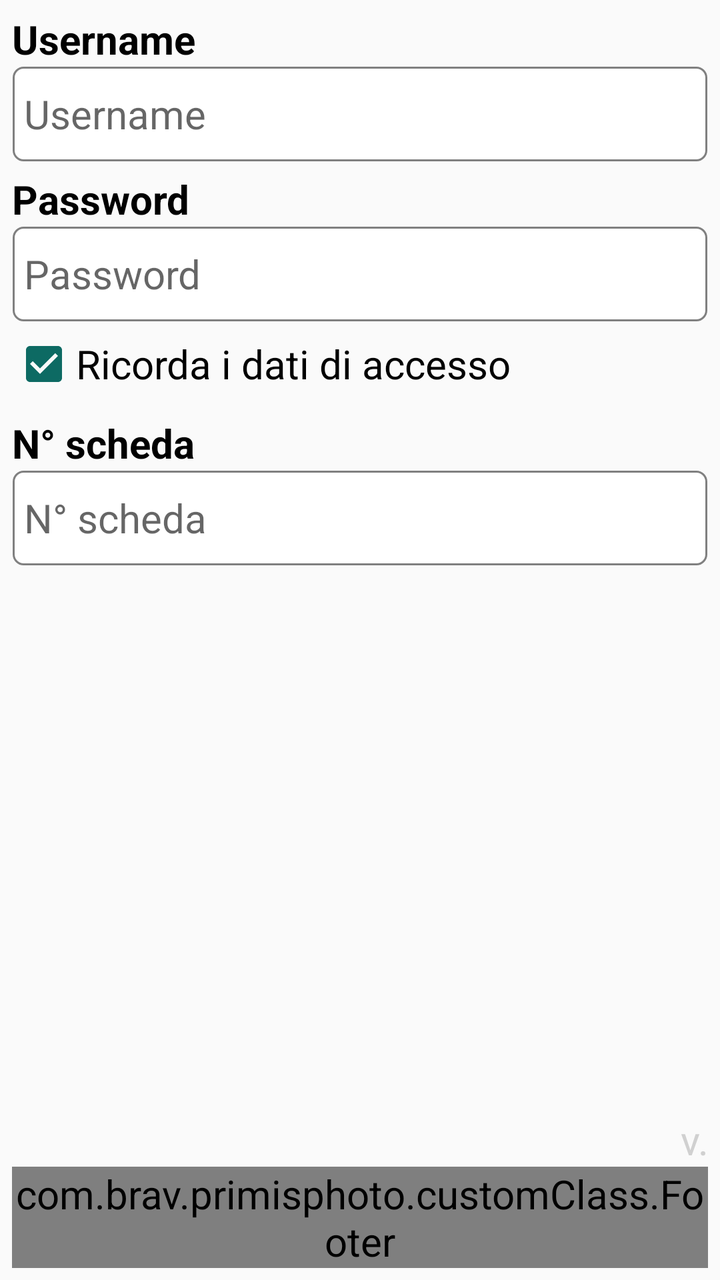
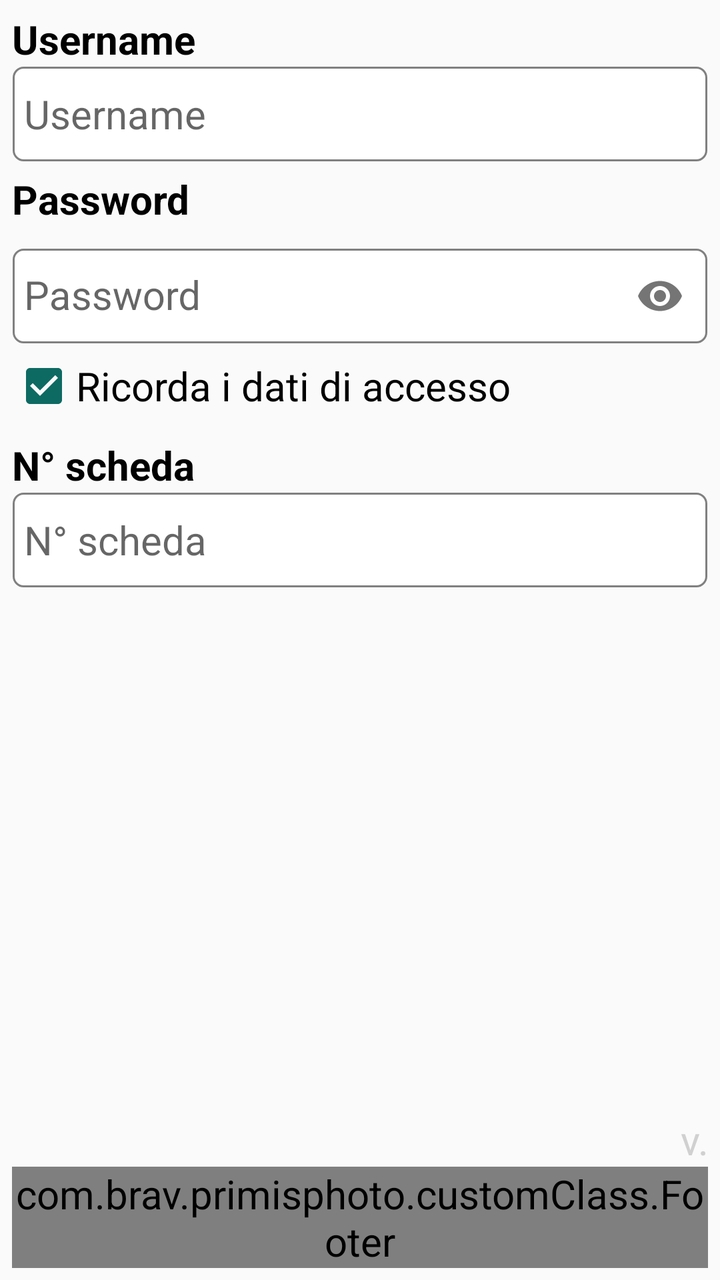

Two renders of the same Android screen: before a commit and after it. Below are the layout's source before the change and the commit's diff.
<!-- AndroidManifest.xml: application theme AppTheme -->
<!-- res/layout/activity_login.xml -->
<?xml version="1.0" encoding="utf-8"?>
<LinearLayout
    xmlns:android="http://schemas.android.com/apk/res/android"
    xmlns:primisphoto="http://schemas.android.com/apk/res-auto"
    xmlns:tools="http://schemas.android.com/tools"
    android:layout_width="match_parent"
    android:layout_height="match_parent"
    android:orientation="vertical"
    tools:context="com.brav.primisphoto.Login"
    android:paddingTop="@dimen/general_padding"
    android:paddingLeft="@dimen/general_padding"
    android:paddingRight="@dimen/general_padding">
    <LinearLayout
        android:orientation="vertical"
        android:layout_width="match_parent"
        android:layout_height="0dp"
        android:layout_weight="1">
        <TextView
            style="@style/TextBold"
            android:layout_width="wrap_content"
            android:layout_height="wrap_content"
            android:text="@string/username"/>

        <EditText
            android:id="@+id/edt_username"
            android:layout_width="match_parent"
            android:layout_height="wrap_content"
            android:hint="@string/username"
            android:layout_marginBottom="@dimen/interline_big"/>

        <TextView
            style="@style/TextBold"
            android:layout_width="wrap_content"
            android:layout_height="wrap_content"
            android:text="@string/password"/>

        <EditText
            android:id="@+id/edt_password"
            android:layout_width="match_parent"
            android:layout_height="wrap_content"
            android:hint="@string/password"
            android:inputType="textPassword"
            android:layout_marginBottom="@dimen/interline_big"/>

        <CheckBox
            android:id="@+id/remember"
            android:layout_width="match_parent"
            android:layout_height="wrap_content"
            android:layout_marginBottom="@dimen/interline_biggest"
            android:checked="true"
            android:text="@string/save_credential"/>

        <TextView
            style="@style/TextBold"
            android:layout_width="wrap_content"
            android:layout_height="wrap_content"
            android:text="@string/n_scheda"/>

        <EditText
            android:id="@+id/edt_n_scheda"
            android:layout_width="match_parent"
            android:layout_height="wrap_content"
            android:inputType="textNoSuggestions"
            android:hint="@string/n_scheda"
            android:layout_marginBottom="@dimen/interline_big"/>
        </LinearLayout>

    <TextView
        android:textColor="@color/btn_gray_disable"
        android:gravity="right"
        android:layout_width="match_parent"
        android:layout_height="wrap_content"
        android:text="v."
        android:id="@+id/txtVersione"/>

    <com.brav.primisphoto.customClass.Footer
        primisphoto:textBtn="@string/start"
        primisphoto:onClickButton="onClickNext"
        android:layout_marginBottom="@dimen/general_padding"
        android:layout_width="match_parent"
        android:layout_height="wrap_content"/>

</LinearLayout>
<!-- resources referenced by this layout -->
<resources>
  <color name="btn_gray_disable">#d0d0d0</color>
  <dimen name="general_padding">6dp</dimen>
  <dimen name="interline_big">5dp</dimen>
  <dimen name="interline_biggest">10dp</dimen>
  <string name="n_scheda">N° scheda</string>
  <string name="password">Password</string>
  <string name="save_credential">Ricorda i dati di accesso</string>
  <string name="start">Inizia</string>
  <string name="username">Username</string>
  <style name="TextBold" parent="@android:style/Widget.TextView">
          <item name="android:textSize">@dimen/txt_font_size</item>
          <item name="android:textStyle">bold</item>
      </style>
  <dimen name="txt_font_size">20dp</dimen>
  <color name="colorPrimary">#12968D</color>
  <color name="colorPrimaryDark">#0D6A63</color>
  <color name="colorAccent">#0D6A63</color>
  <style name="EditText" parent="@android:style/Widget.EditText">
          <item name="android:textSize">@dimen/txt_font_size</item>
          <item name="android:singleLine">true</item>
          
          <item name="android:minHeight">@dimen/edt_height</item>
          <item name="android:popupBackground">@null</item>
          <item name="android:background">@drawable/bg_text_area</item>
      </style>
  <style name="TextView" parent="@android:style/Widget.TextView">
          <item name="android:textSize">@dimen/txt_font_size</item>
          <item name="android:textColor">@color/black</item>
      </style>
  <style name="CheckBox" parent="@android:style/Widget.CompoundButton.CheckBox"> 
          <item name="android:textSize">@dimen/txt_font_size</item>
          <item name="android:textAppearance">@android:style/TextAppearance.Small</item>
          
          <item name="android:textColor">@color/black</item>
      </style>
  <style name="AlertDialogTheme" parent="Theme.AppCompat.Light.Dialog.Alert">
          <item name="colorPrimary">@color/colorPrimary</item>
          <item name="colorPrimaryDark">@color/colorPrimaryDark</item>
          <item name="colorAccent">@color/colorAccent</item>
      </style>
  <color name="black_shadow">#0a0a0a</color>
  <dimen name="btn_height">48dp</dimen>
  <dimen name="edt_height">48dp</dimen>
  <color name="black">#000</color>
  <!-- drawable btn_blu_premuto (drawable) -->
  <?xml version="1.0" encoding="utf-8"?>
  <layer-list xmlns:android="http://schemas.android.com/apk/res/android">
      <item
          android:bottom="@dimen/margin_button"
          android:left="@dimen/margin_button"
          android:right="@dimen/margin_button"
          android:top="@dimen/margin_button">
          <shape android:shape="rectangle">
  
  
              <solid android:color="@color/blue_scuro"/>
              
              <corners android:radius="@dimen/radius"/>
              
          </shape>
      </item>
  </layer-list>
  <!-- drawable btn_blue_default (drawable) -->
  <?xml version="1.0" encoding="utf-8"?>
  <layer-list xmlns:android="http://schemas.android.com/apk/res/android">
      <item
          android:bottom="@dimen/margin_button"
          android:left="@dimen/margin_button"
          android:right="@dimen/margin_button"
          android:top="@dimen/margin_button">
          <shape android:shape="rectangle">
  
              <solid android:color="@color/blue_btn"/>
              
              <corners android:radius="@dimen/radius"/>
              
          </shape>
      </item>
  </layer-list>
  <dimen name="margin_button">1px</dimen>
  <color name="blue_scuro">@color/colorPrimaryDark</color>
  <dimen name="radius">5dp</dimen>
  <color name="blue_btn">@color/colorPrimary</color>
  <!-- unchanged entries left out for length: 5 -->
</resources>

<!-- the commit's change to res/layout/activity_login.xml (unified diff, before → after) -->
@@ -3,6 +3,7 @@
     xmlns:android="http://schemas.android.com/apk/res/android"
     xmlns:primisphoto="http://schemas.android.com/apk/res-auto"
     xmlns:tools="http://schemas.android.com/tools"
+    xmlns:app="http://schemas.android.com/apk/res-auto"
     android:layout_width="match_parent"
     android:layout_height="match_parent"
     android:orientation="vertical"
@@ -34,13 +35,22 @@
             android:layout_height="wrap_content"
             android:text="@string/password"/>
 
-        <EditText
-            android:id="@+id/edt_password"
+        
+
+        <com.google.android.material.textfield.TextInputLayout
+            android:id="@+id/etPasswordLayout"
             android:layout_width="match_parent"
             android:layout_height="wrap_content"
-            android:hint="@string/password"
-            android:inputType="textPassword"
-            android:layout_marginBottom="@dimen/interline_big"/>
+            app:passwordToggleEnabled="true"
+            android:layout_marginBottom="@dimen/interline_big">
+
+            <com.google.android.material.textfield.TextInputEditText
+                android:id="@+id/edt_password"
+                android:layout_width="match_parent"
+                android:layout_height="wrap_content"
+                android:hint="@string/password"
+                android:inputType="textPassword" />
+        </com.google.android.material.textfield.TextInputLayout>
 
         <CheckBox
             android:id="@+id/remember"
